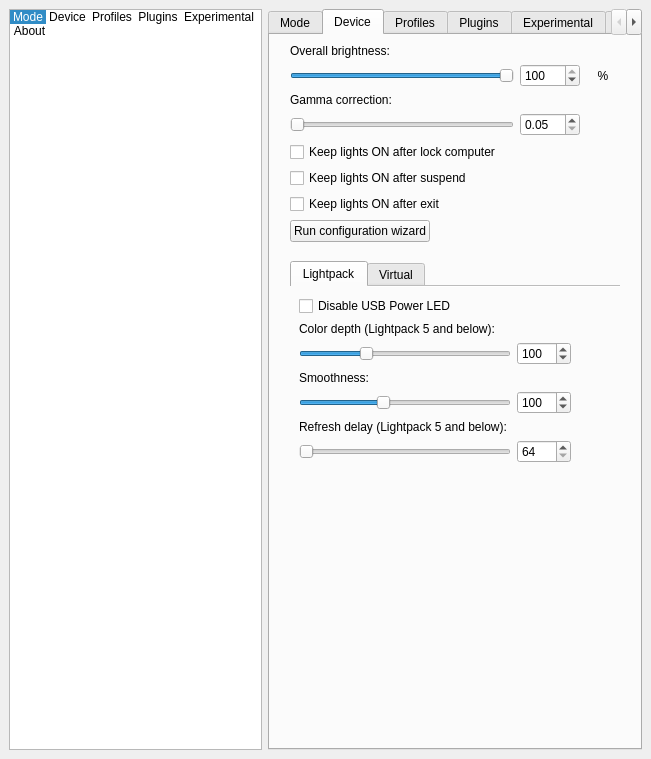
Above: Software/src/SettingsWindow.ui from woodenshark/Lightpack before the change. Below: the same form after it.
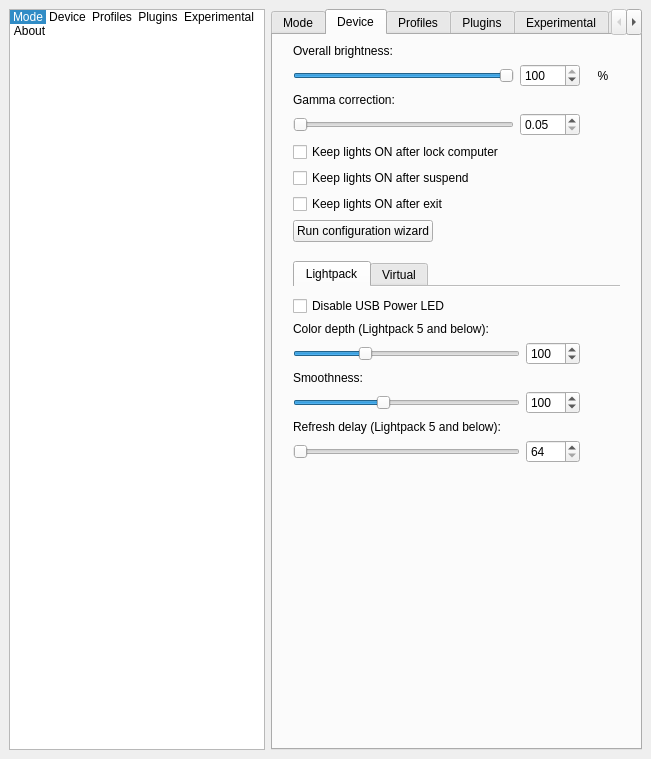
That is the form after the change. Icons and pictures are not drawn. Custom widgets are drawn as their Qt base class.

Diff of the .ui file:
```diff
--- a/Software/src/SettingsWindow.ui
+++ b/Software/src/SettingsWindow.ui
@@ -1085,6 +1085,12 @@
             <string>Lightpack</string>
            </attribute>
            <layout class="QGridLayout" name="gridLayout_13">
+            <property name="leftMargin">
+             <number>0</number>
+            </property>
+            <property name="rightMargin">
+             <number>0</number>
+            </property>
             <item row="8" column="1">
              <widget class="QSpinBox" name="spinBox_DeviceRefreshDelay">
               <property name="sizePolicy">
```
